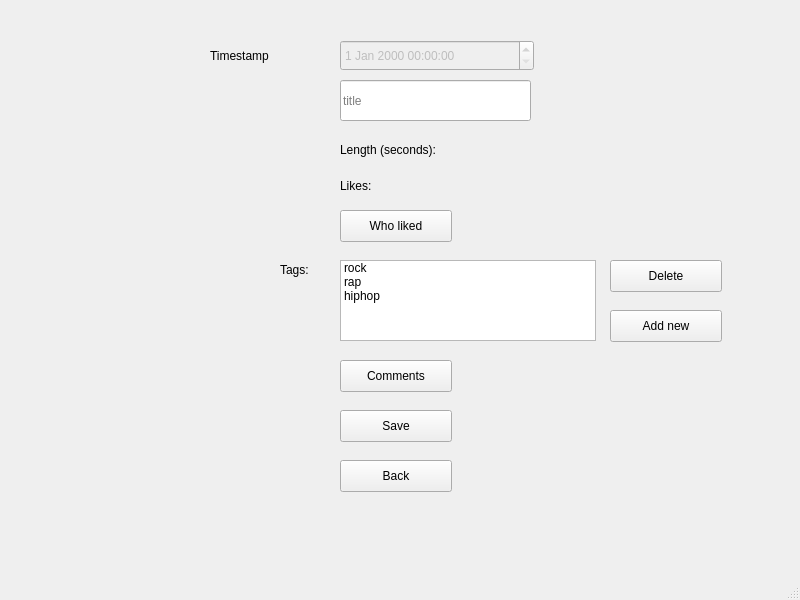
aneroid11/Databases, file project/lab6/mainwindow.ui: the form before one commit.
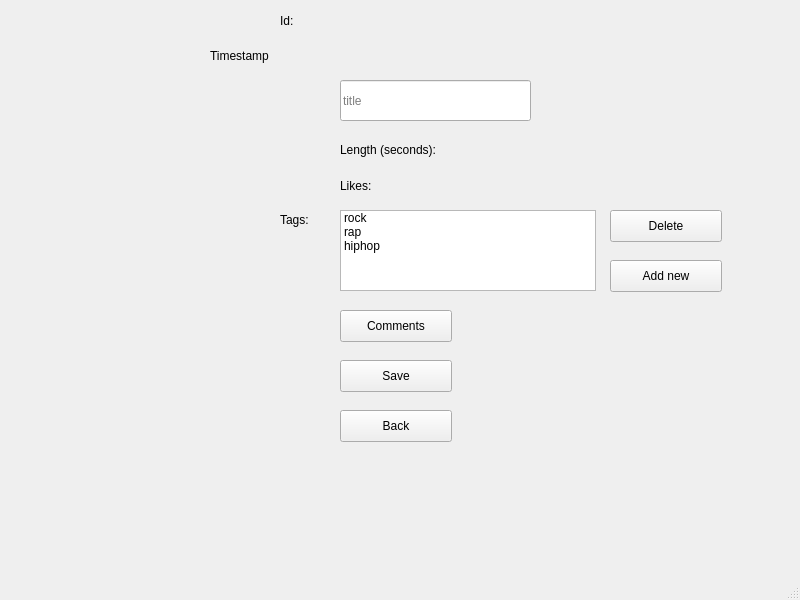
The form after the commit.

Diff of the .ui file:
```diff
--- a/project/lab6/mainwindow.ui
+++ b/project/lab6/mainwindow.ui
@@ -907,19 +907,6 @@
      </widget>
     </widget>
     <widget class="QWidget" name="myTrackEditPage">
-     <widget class="QDateTimeEdit" name="myTrackEdit_timestamp">
-      <property name="enabled">
-       <bool>false</bool>
-      </property>
-      <property name="geometry">
-       <rect>
-        <x>340</x>
-        <y>40</y>
-        <width>194</width>
-        <height>31</height>
-       </rect>
-      </property>
-     </widget>
      <widget class="QLabel" name="label">
       <property name="geometry">
        <rect>
@@ -946,24 +933,11 @@
        <string>Likes:</string>
       </property>
      </widget>
-     <widget class="QPushButton" name="myTrackEdit_whoLikedButton">
-      <property name="geometry">
-       <rect>
-        <x>340</x>
-        <y>210</y>
-        <width>112</width>
-        <height>32</height>
-       </rect>
-      </property>
-      <property name="text">
-       <string>Who liked</string>
-      </property>
-     </widget>
      <widget class="QLabel" name="label_3">
       <property name="geometry">
        <rect>
         <x>280</x>
-        <y>260</y>
+        <y>210</y>
         <width>76</width>
         <height>20</height>
        </rect>
@@ -976,7 +950,7 @@
       <property name="geometry">
        <rect>
         <x>340</x>
-        <y>260</y>
+        <y>210</y>
         <width>256</width>
         <height>81</height>
        </rect>
@@ -1001,7 +975,7 @@
       <property name="geometry">
        <rect>
         <x>610</x>
-        <y>260</y>
+        <y>210</y>
         <width>112</width>
         <height>32</height>
        </rect>
@@ -1014,7 +988,7 @@
       <property name="geometry">
        <rect>
         <x>610</x>
-        <y>310</y>
+        <y>260</y>
         <width>112</width>
         <height>32</height>
        </rect>
@@ -1027,7 +1001,7 @@
       <property name="geometry">
        <rect>
         <x>340</x>
-        <y>360</y>
+        <y>310</y>
         <width>112</width>
         <height>32</height>
        </rect>
@@ -1092,7 +1066,7 @@
       <property name="geometry">
        <rect>
         <x>340</x>
-        <y>410</y>
+        <y>360</y>
         <width>112</width>
         <height>32</height>
        </rect>
@@ -1105,7 +1079,7 @@
       <property name="geometry">
        <rect>
         <x>340</x>
-        <y>460</y>
+        <y>410</y>
         <width>112</width>
         <height>32</height>
        </rect>
@@ -1114,6 +1088,45 @@
        <string>Back</string>
       </property>
      </widget>
+     <widget class="QLabel" name="myTrackEdit_timestampLabel">
+      <property name="geometry">
+       <rect>
+        <x>340</x>
+        <y>39</y>
+        <width>271</width>
+        <height>31</height>
+       </rect>
+      </property>
+      <property name="text">
+       <string/>
+      </property>
+     </widget>
+     <widget class="QLabel" name="label_7">
+      <property name="geometry">
+       <rect>
+        <x>280</x>
+        <y>10</y>
+        <width>31</width>
+        <height>21</height>
+       </rect>
+      </property>
+      <property name="text">
+       <string>Id:</string>
+      </property>
+     </widget>
+     <widget class="QLabel" name="myTrackEdit_trackIdLabel">
+      <property name="geometry">
+       <rect>
+        <x>340</x>
+        <y>10</y>
+        <width>221</width>
+        <height>21</height>
+       </rect>
+      </property>
+      <property name="text">
+       <string/>
+      </property>
+     </widget>
     </widget>
     <widget class="QWidget" name="playlistsPage">
      <widget class="QLabel" name="playlists_titleLabel">
```
